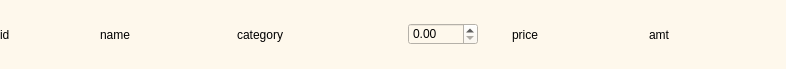
First picture: the form in menu/order/customWidget/displaywidget.ui, repository Anmol-A-jain/Dyner, before the edit.
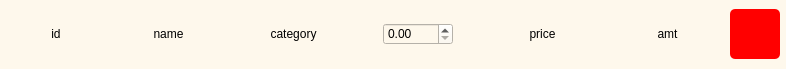
Second picture: the form after the edit.

The edit to the form file:
```diff
--- a/menu/order/customWidget/displaywidget.ui
+++ b/menu/order/customWidget/displaywidget.ui
@@ -18,19 +18,19 @@
   </property>
   <layout class="QVBoxLayout" name="verticalLayout">
    <property name="spacing">
-    <number>10</number>
+    <number>0</number>
    </property>
    <property name="leftMargin">
-    <number>0</number>
+    <number>6</number>
    </property>
    <property name="topMargin">
-    <number>0</number>
+    <number>6</number>
    </property>
    <property name="rightMargin">
-    <number>0</number>
+    <number>6</number>
    </property>
    <property name="bottomMargin">
-    <number>0</number>
+    <number>6</number>
    </property>
    <item>
     <layout class="QHBoxLayout" name="horizontalLayout">
@@ -51,6 +51,9 @@
        <property name="text">
         <string>id</string>
        </property>
+       <property name="alignment">
+        <set>Qt::AlignCenter</set>
+       </property>
       </widget>
      </item>
      <item>
@@ -61,6 +64,9 @@
        <property name="text">
         <string>name</string>
        </property>
+       <property name="alignment">
+        <set>Qt::AlignCenter</set>
+       </property>
       </widget>
      </item>
      <item>
@@ -77,6 +83,9 @@
        <property name="text">
         <string>category</string>
        </property>
+       <property name="alignment">
+        <set>Qt::AlignCenter</set>
+       </property>
       </widget>
      </item>
      <item>
@@ -133,13 +142,16 @@
        <property name="text">
         <string>price</string>
        </property>
+       <property name="alignment">
+        <set>Qt::AlignCenter</set>
+       </property>
       </widget>
      </item>
      <item>
       <widget class="QLabel" name="lblamt">
        <property name="maximumSize">
         <size>
-         <width>250</width>
+         <width>200</width>
          <height>16777215</height>
         </size>
        </property>
@@ -148,6 +160,35 @@
        </property>
        <property name="text">
         <string>amt</string>
+       </property>
+       <property name="alignment">
+        <set>Qt::AlignCenter</set>
+       </property>
+      </widget>
+     </item>
+     <item>
+      <widget class="QPushButton" name="btnDelete">
+       <property name="minimumSize">
+        <size>
+         <width>50</width>
+         <height>50</height>
+        </size>
+       </property>
+       <property name="maximumSize">
+        <size>
+         <width>50</width>
+         <height>16777215</height>
+        </size>
+       </property>
+       <property name="styleSheet">
+        <string notr="true">#btnDelete{
+	
+	background-color: rgb(255, 0, 0);
+	border-radius:5px;
+}</string>
+       </property>
+       <property name="text">
+        <string/>
        </property>
       </widget>
      </item>
```
